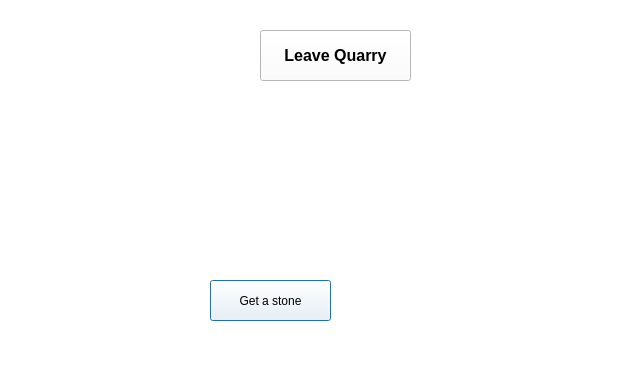
Before: the Qt Designer form quarry.ui in Makxior/QTGame, drawn with Qt 5.
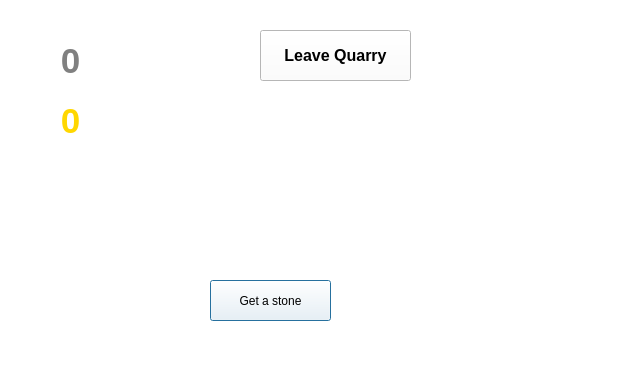
After: the same form once the commit is applied. Icons and pictures are not drawn.

```diff
--- a/quarry.ui
+++ b/quarry.ui
@@ -83,8 +83,8 @@
   <widget class="QLabel" name="stone_5">
    <property name="geometry">
     <rect>
-     <x>90</x>
-     <y>120</y>
+     <x>80</x>
+     <y>160</y>
      <width>101</width>
      <height>81</height>
     </rect>
@@ -136,6 +136,90 @@
     <string>Leave Quarry</string>
    </property>
   </widget>
+  <widget class="QLabel" name="HowManyStone">
+   <property name="geometry">
+    <rect>
+     <x>30</x>
+     <y>30</y>
+     <width>81</width>
+     <height>61</height>
+    </rect>
+   </property>
+   <property name="font">
+    <font>
+     <pointsize>26</pointsize>
+     <weight>75</weight>
+     <bold>true</bold>
+    </font>
+   </property>
+   <property name="styleSheet">
+    <string notr="true">color:gray</string>
+   </property>
+   <property name="text">
+    <string>0</string>
+   </property>
+   <property name="alignment">
+    <set>Qt::AlignCenter</set>
+   </property>
+  </widget>
+  <widget class="QLabel" name="HowManyGold">
+   <property name="geometry">
+    <rect>
+     <x>40</x>
+     <y>90</y>
+     <width>61</width>
+     <height>61</height>
+    </rect>
+   </property>
+   <property name="font">
+    <font>
+     <pointsize>26</pointsize>
+     <weight>75</weight>
+     <bold>true</bold>
+    </font>
+   </property>
+   <property name="styleSheet">
+    <string notr="true">color:gold</string>
+   </property>
+   <property name="text">
+    <string>0</string>
+   </property>
+   <property name="alignment">
+    <set>Qt::AlignCenter</set>
+   </property>
+  </widget>
+  <widget class="QLabel" name="pickaxe">
+   <property name="geometry">
+    <rect>
+     <x>110</x>
+     <y>30</y>
+     <width>51</width>
+     <height>61</height>
+    </rect>
+   </property>
+   <property name="text">
+    <string/>
+   </property>
+   <property name="pixmap">
+    <pixmap resource="files.qrc">:/images/Imgs/pickaxe.png</pixmap>
+   </property>
+  </widget>
+  <widget class="QLabel" name="gold">
+   <property name="geometry">
+    <rect>
+     <x>110</x>
+     <y>90</y>
+     <width>51</width>
+     <height>61</height>
+    </rect>
+   </property>
+   <property name="text">
+    <string/>
+   </property>
+   <property name="pixmap">
+    <pixmap resource="files.qrc">:/images/Imgs/gold.png</pixmap>
+   </property>
+  </widget>
  </widget>
  <resources>
   <include location="files.qrc"/>
```
Left out of the diff: 10 changed lines with no effect on the pictures.
